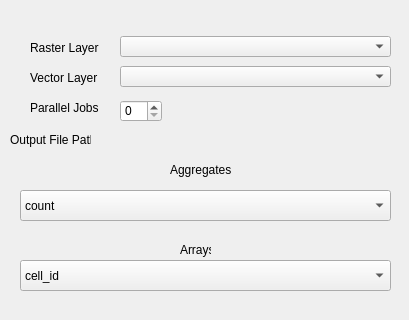
JakubCha/exactextract_qgis, file zonal_exact_dialog_base.ui: the form before one commit; both pictures show x 0 to 409 and y 0 to 320 of the 409 by 541 pixel window.
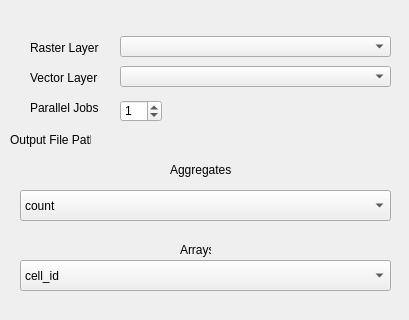
The form after the commit. Custom widgets are drawn as their Qt base class.

What changed in the file:
```diff
--- a/zonal_exact_dialog_base.ui
+++ b/zonal_exact_dialog_base.ui
@@ -100,6 +100,9 @@
      <height>22</height>
     </rect>
    </property>
+   <property name="value">
+    <number>1</number>
+   </property>
   </widget>
   <widget class="QProgressBar" name="mProgressBar">
    <property name="geometry">
```
Left out of the diff: 5 changed lines with no effect on the pictures.
